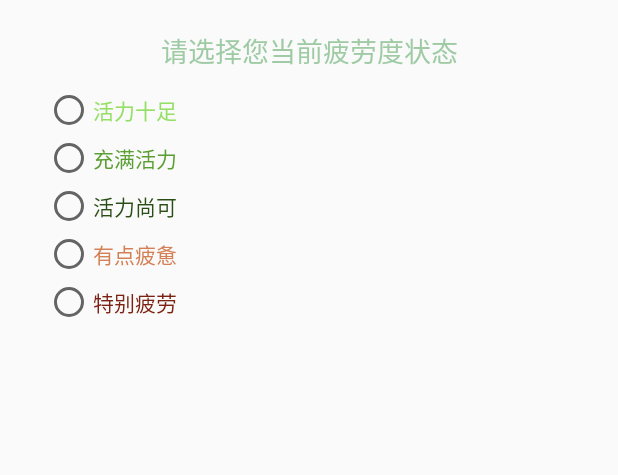
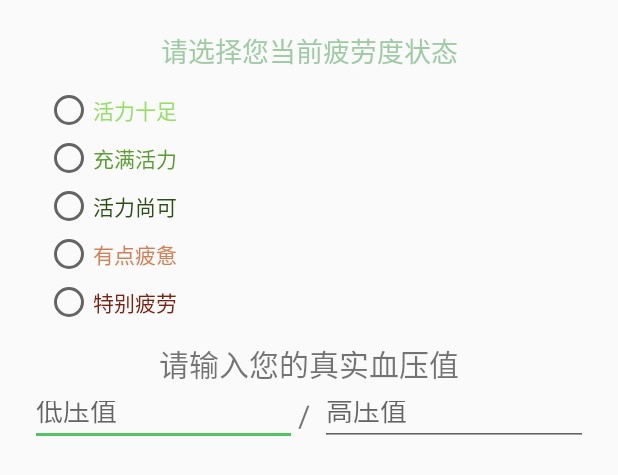
Before and after one commit to fushoudong/HeartField, an Android app: the layout radiogroup_feedback.xml on its own in the app's theme, with its tools: preview values and no code run, on a phone screen of 412 x 824 dp. Shown: the top 475 px of the screen. Run offline under Robolectric (Android 15) with nearby library versions, the phone set to English and light mode, and no system bars.

Commit message:
增加了血压反馈模块

```diff
--- a/app/src/main/res/layout/radiogroup_feedback.xml
+++ b/app/src/main/res/layout/radiogroup_feedback.xml
@@ -19,10 +19,10 @@
         android:textSize="18sp" />
 
     <RadioGroup
+        android:id="@+id/rg_feedback"
         android:layout_width="match_parent"
         android:layout_height="wrap_content"
-        android:layout_margin="10dp"
-        android:id="@+id/rg_feedback">
+        android:layout_margin="10dp">
 
         <RadioButton
             android:id="@+id/rb_pressure_1"
@@ -60,31 +60,44 @@
             android:textColor="#7c2212" />
     </RadioGroup>
 
-    <!--<LinearLayout-->
-        <!--android:layout_width="match_parent"-->
-        <!--android:layout_height="wrap_content"-->
-        <!--android:gravity="center"-->
-        <!--android:orientation="horizontal"-->
+    <TextView
+        android:layout_width="wrap_content"
+        android:layout_height="wrap_content"
+        android:text="请输入您的真实血压值"
+        android:layout_gravity="center_horizontal"
+        android:textSize="20sp" />
 
-        <!--&gt;-->
+    <LinearLayout
+        android:layout_width="match_parent"
+        android:layout_height="wrap_content"
+        android:gravity="center"
+        android:orientation="horizontal"
+        >
 
-        <!--<Button-->
-            <!--android:id="@+id/btn_result_commit"-->
-            <!--android:layout_width="0dp"-->
-            <!--android:layout_height="40dp"-->
-            <!--android:layout_marginRight="5dp"-->
-            <!--android:layout_weight="1"-->
-            <!--android:background="@drawable/btn_login"-->
-            <!--android:text="提交" />-->
 
-        <!--<Button-->
-            <!--android:id="@+id/btn_result_cancel"-->
-            <!--android:layout_width="0dp"-->
-            <!--android:layout_height="40dp"-->
-            <!--android:layout_marginBottom=""-->
-            <!--android:layout_marginLeft="5dp"-->
-            <!--android:layout_weight="1"-->
-            <!--android:background="@drawable/btn_login"-->
-            <!--android:text="取消" />-->
-    <!--</LinearLayout>-->
+        <EditText
+            android:id="@+id/et_feedback_bp_low"
+            android:layout_width="0dp"
+            android:layout_height="40dp"
+            android:layout_weight="1"
+            android:hint="低压值"
+            android:inputType="number"
+            android:text="" />
+
+        <TextView
+            android:layout_width="10dp"
+            android:layout_height="40dp"
+            android:gravity="center"
+            android:text="/"
+            android:textSize="20sp"/>
+
+        <EditText
+            android:id="@+id/et_feedback_bp_high"
+            android:layout_width="0dp"
+            android:layout_height="40dp"
+            android:layout_marginLeft="5dp"
+            android:layout_weight="1"
+            android:inputType="number"
+            android:hint="高压值" />
+    </LinearLayout>
 </LinearLayout>
```
Also changed, not shown: app/src/main/java/com/bupt/heartarea/activity/ResultActivity.java (+27 -14 lines).
